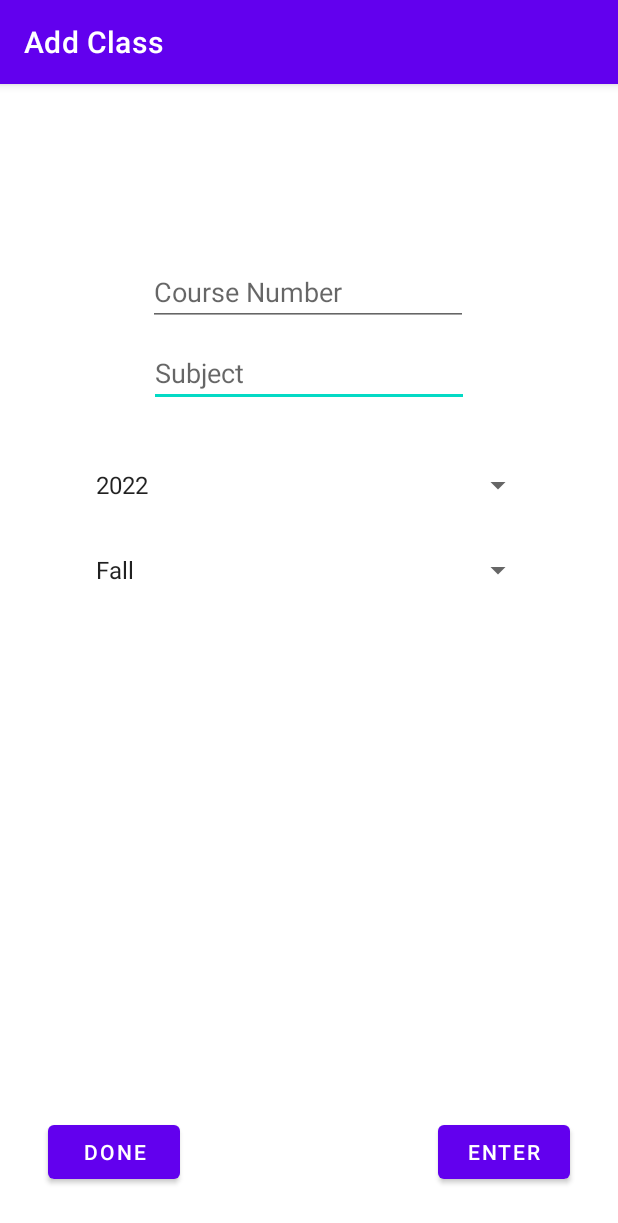
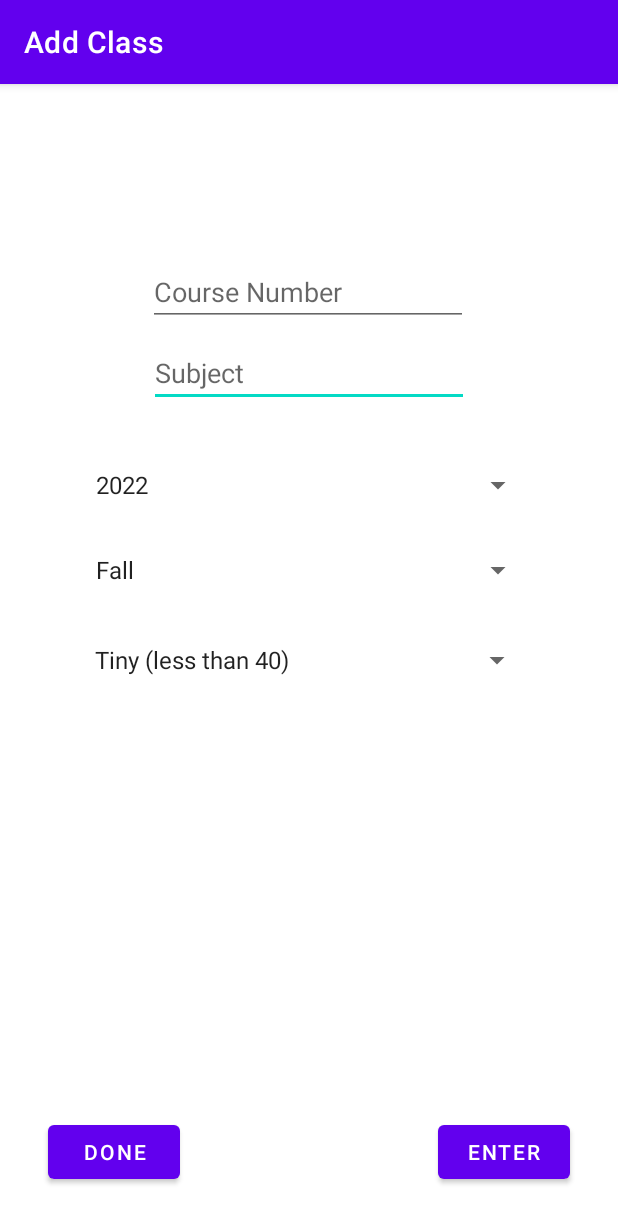
Before and after one commit to CSE-110-Winter-2022/birds-of-a-feather-team-12, an Android app: the AddClassActivity screen opened directly, with no data from a screen before it, on a phone screen of 412 x 824 dp. Shown: the top 1223 px of the screen. Run offline under Robolectric (Android 15) with nearby library versions, the phone set to English and light mode, and no system bars; our stand-ins replace Room's generated code.

Commit message:
class size added

```diff
--- a/app/src/main/java/com/example/team12bof/AddClassActivity.java
+++ b/app/src/main/java/com/example/team12bof/AddClassActivity.java
@@ -68,6 +68,12 @@ public class AddClassActivity extends AppCompatActivity implements AdapterView.O
         quarter.setAdapter(adapter_quarter);
         quarter.setOnItemSelectedListener(this);
 
+        Spinner class_size = findViewById(R.id.class_size);
+        ArrayAdapter<CharSequence> adapter_classSize = ArrayAdapter.createFromResource(this, R.array.class_size, android.R.layout.simple_spinner_item);
+        adapter_classSize.setDropDownViewResource(android.R.layout.simple_spinner_dropdown_item);
+        class_size.setAdapter(adapter_classSize);
+        class_size.setOnItemSelectedListener(this);
+
         SharedPreferences preferences = getPreferences(MODE_PRIVATE);
         int year = preferences.getInt("Year", 0);
         school_year.setSelection(year);
@@ -133,8 +139,10 @@ public class AddClassActivity extends AppCompatActivity implements AdapterView.O
 
         Spinner school_year = findViewById(R.id.school_year);
         Spinner quarter = findViewById(R.id.quarter);
+        Spinner class_size = findViewById(R.id.class_size);
         editor.putInt("Year", school_year.getSelectedItemPosition());
         editor.putInt("Quarter", quarter.getSelectedItemPosition());
+        editor.putInt("Class Size", class_size.getSelectedItemPosition());
         editor.apply();
     }
 
@@ -150,6 +158,7 @@ public class AddClassActivity extends AppCompatActivity implements AdapterView.O
         TextView courseNumber = findViewById(R.id.number);
         Spinner school_year = findViewById(R.id.school_year);
         Spinner quarter = findViewById(R.id.quarter);
+        Spinner class_size = findViewById(R.id.class_size);
         if(subject.getText().toString().equals("") ||courseNumber.getText().toString().equals("")){
             Utilities.showAlert(this, "Invalid Entry");
         }
@@ -158,7 +167,8 @@ public class AddClassActivity extends AppCompatActivity implements AdapterView.O
                     courseNumber.getText().toString(),
                     subject.getText().toString(),
                     school_year.getSelectedItem().toString(),
-                    quarter.getSelectedItem().toString());
+                    quarter.getSelectedItem().toString(),
+                    class_size.getSelectedItem().toString());
             num_courses++;
             user.addCourse(course);
             user_courses=user.getCourses();
--- a/app/src/main/java/com/example/team12bof/ClassmateDetailActivity.java
+++ b/app/src/main/java/com/example/team12bof/ClassmateDetailActivity.java
@@ -59,7 +59,7 @@ public class ClassmateDetailActivity extends AppCompatActivity {
             }
         }
         if(shown_courses.size()==0){
-            Course course = new Course(0,"No Shared Courses", "","","");
+            Course course = new Course(0,"No Shared Courses", "","","","");
             shown_courses.add(course);
             SameClass = false;
         }
--- a/app/src/main/res/layout/activity_add_class.xml
+++ b/app/src/main/res/layout/activity_add_class.xml
@@ -5,6 +5,17 @@
     android:layout_width="match_parent"
     android:layout_height="match_parent"
     tools:context=".AddClassActivity">
+
+    <Spinner
+        android:id="@+id/class_size"
+        android:layout_width="300dp"
+        android:layout_height="48dp"
+        android:layout_marginTop="360dp"
+        app:layout_constraintEnd_toEndOf="parent"
+        app:layout_constraintHorizontal_bias="0.495"
+        app:layout_constraintStart_toStartOf="parent"
+        app:layout_constraintTop_toTopOf="parent"
+        tools:ignore="MissingConstraints" />
 
     <Spinner
         android:id="@+id/school_year"
--- a/app/src/main/res/values/strings.xml
+++ b/app/src/main/res/values/strings.xml
@@ -20,6 +20,13 @@
         <item>Summer Session I</item>
         <item>Summer Session II</item>
         <item>Special Summer Session</item>
-
+    </string-array>
+    <string-array name="class_size">
+        <item>Tiny (less than 40)</item>
+        <item>Small (40-75)</item>
+        <item>Medium (75-150)</item>
+        <item>Large (150-250)</item>
+        <item>Huge (250-400)</item>
+        <item>Gigantic (400+)</item>
     </string-array>
 </resources>
```
Also changed, not shown: app/src/main/java/com/example/team12bof/db/Course.java (+6 -1 lines).
